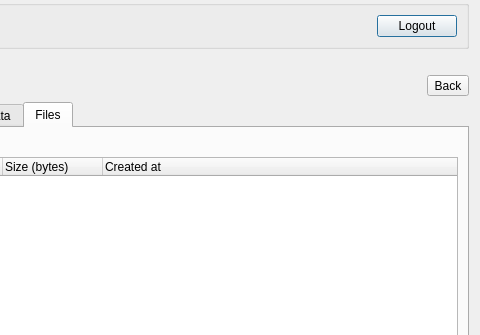
Qt form qfieldsync/ui/cloud_projects_dialog.ui (opengisch/qfieldsync) before a commit; both pictures show x 120 to 600 and y 0 to 335 of the 600 by 570 pixel window.
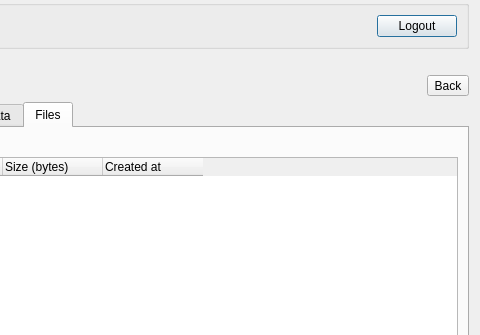
The same form after that commit. The open tabs and pages were chosen to show the change. Icons and pictures are not drawn.

Commit message: Proper tree widget column width

```diff
--- a/qfieldsync/ui/cloud_projects_dialog.ui
+++ b/qfieldsync/ui/cloud_projects_dialog.ui
@@ -490,6 +490,9 @@
              <property name="columnCount">
               <number>3</number>
              </property>
+             <attribute name="headerStretchLastSection">
+              <bool>false</bool>
+             </attribute>
              <column>
               <property name="text">
                <string>Filename</string>
```
The commit also changes 2 other files.
